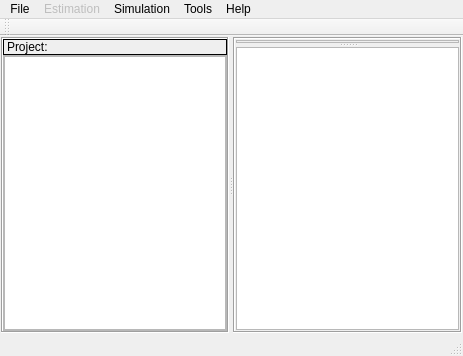
PauloCarvalhoRJ/gammaray, file mainwindow.ui: the form before one commit.
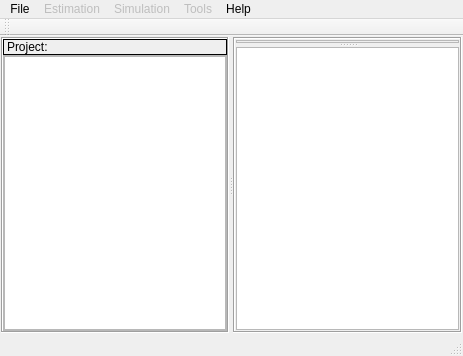
The form after the commit. Icons and pictures are not drawn. Custom widgets are drawn as their Qt base class.

Commit message: Changes to GUI for cokriging with newcokb3d.

Patch:
```diff
--- a/mainwindow.ui
+++ b/mainwindow.ui
@@ -274,12 +274,18 @@
     <addaction name="actionCokriging"/>
    </widget>
    <widget class="QMenu" name="menuTools">
+    <property name="enabled">
+     <bool>false</bool>
+    </property>
     <property name="title">
      <string>Tools</string>
     </property>
     <addaction name="actionImage_Jockey"/>
    </widget>
    <widget class="QMenu" name="menuSimulation">
+    <property name="enabled">
+     <bool>false</bool>
+    </property>
     <property name="title">
      <string>Simulation</string>
     </property>
```
Left out of the diff: 26 changed lines with no effect on the pictures. The commit also changes 5 other files.
